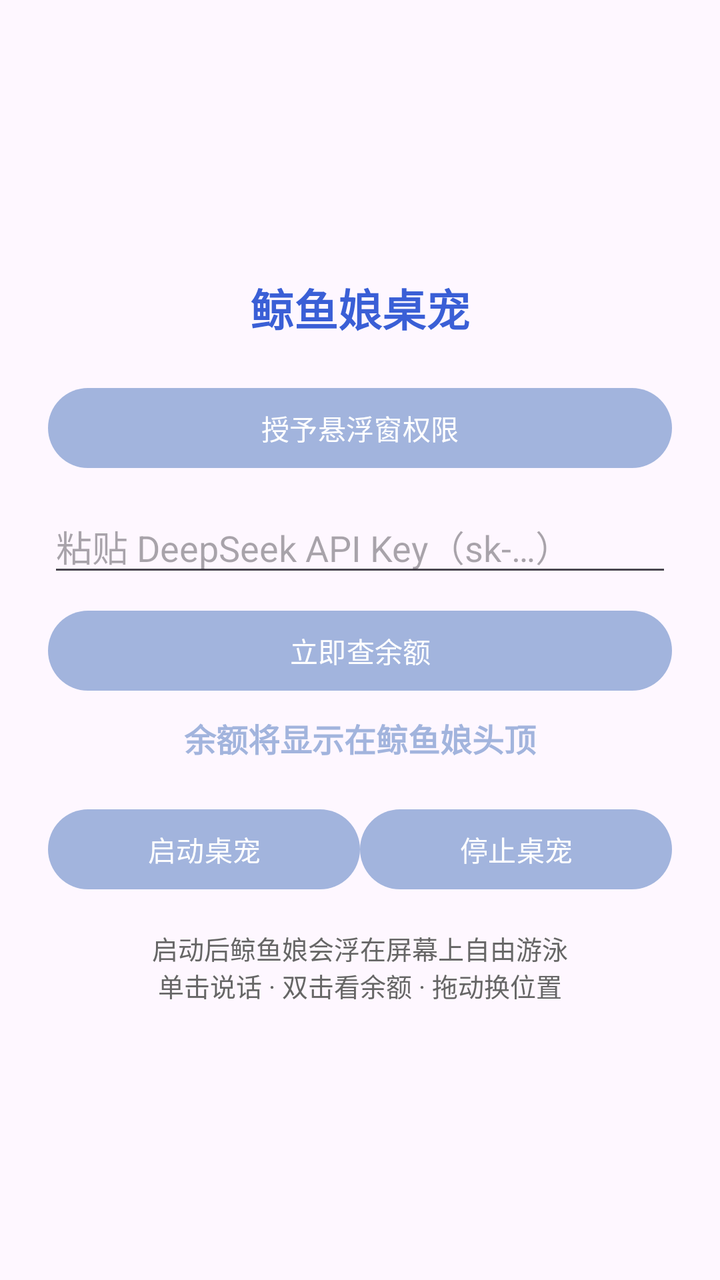
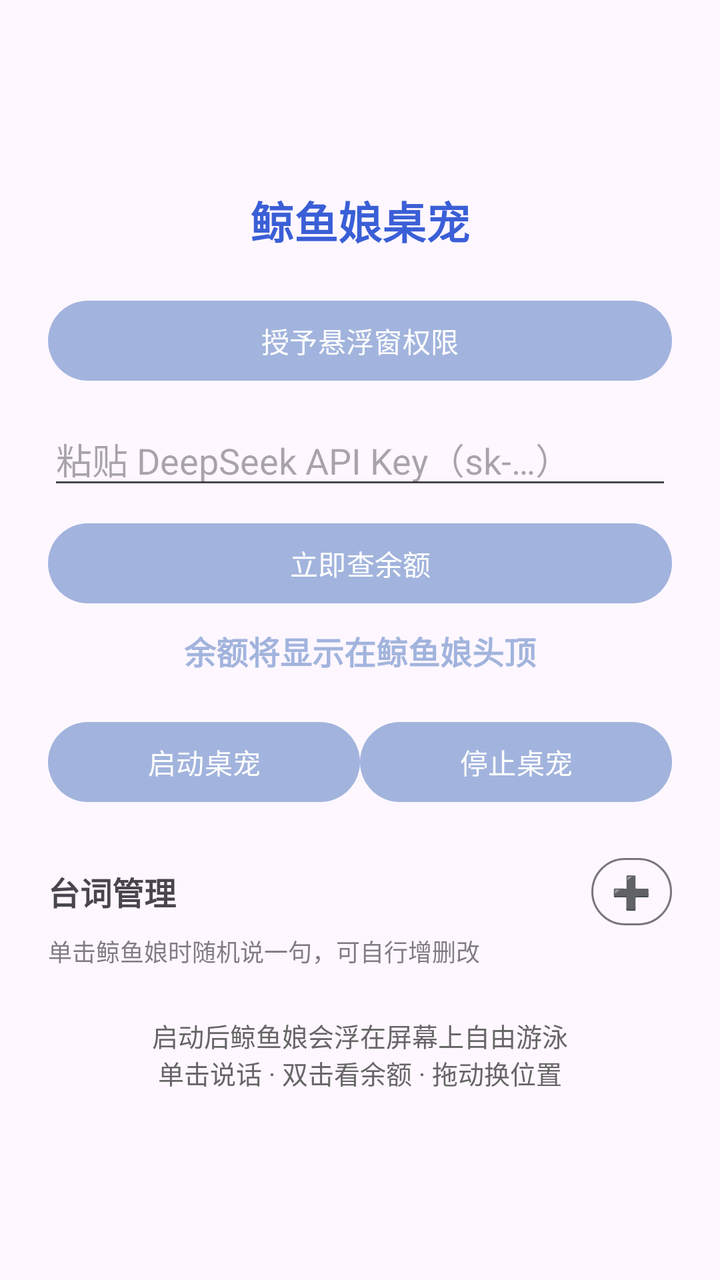

Compare the two renders of this Android layout. The source of the first and the diff that turns it into the second are given below.
<!-- AndroidManifest.xml: application theme Theme.WhalePet -->
<!-- res/layout/activity_main.xml -->
<?xml version="1.0" encoding="utf-8"?>
<ScrollView xmlns:android="http://schemas.android.com/apk/res/android"
    android:layout_width="match_parent"
    android:layout_height="match_parent"
    android:fillViewport="true">

    <LinearLayout
        android:layout_width="match_parent"
        android:layout_height="match_parent"
        android:orientation="vertical"
        android:gravity="center_vertical|center_horizontal"
        android:padding="24dp">

        <TextView
            android:layout_width="wrap_content"
            android:layout_height="wrap_content"
            android:layout_gravity="center_horizontal"
            android:text="@string/main_title"
            android:textSize="22sp"
            android:textStyle="bold"
            android:textColor="@color/ic_launcher_background"
            android:layout_marginBottom="20dp" />

        
        <Button
            android:id="@+id/btn_overlay"
            android:layout_width="match_parent"
            android:layout_height="wrap_content"
            android:text="@string/grant_overlay" />

        
        <EditText
            android:id="@+id/et_api_key"
            android:layout_width="match_parent"
            android:layout_height="wrap_content"
            android:hint="@string/api_key_hint"
            android:inputType="textPassword"
            android:importantForAutofill="no"
            android:layout_marginTop="12dp" />

        
        <Button
            android:id="@+id/btn_check_balance"
            android:layout_width="match_parent"
            android:layout_height="wrap_content"
            android:text="@string/check_balance_now"
            android:layout_marginTop="8dp" />

        <TextView
            android:id="@+id/tv_balance"
            android:layout_width="match_parent"
            android:layout_height="wrap_content"
            android:gravity="center"
            android:text="@string/balance_hint"
            android:textColor="#A2B4DD"
            android:textSize="16sp"
            android:textStyle="bold"
            android:layout_marginTop="8dp" />

        
        <LinearLayout
            android:layout_width="match_parent"
            android:layout_height="wrap_content"
            android:orientation="horizontal"
            android:layout_marginTop="20dp">

            <Button
                android:id="@+id/btn_start"
                android:layout_width="0dp"
                android:layout_height="wrap_content"
                android:layout_weight="1"
                android:text="@string/start_service" />

            <Button
                android:id="@+id/btn_stop"
                android:layout_width="0dp"
                android:layout_height="wrap_content"
                android:layout_weight="1"
                android:text="@string/stop_service" />
        </LinearLayout>

        <TextView
            android:layout_width="match_parent"
            android:layout_height="wrap_content"
            android:layout_marginTop="16dp"
            android:gravity="center"
            android:text="启动后鲸鱼娘会浮在屏幕上自由游泳\n单击说话 · 双击看余额 · 拖动换位置"
            android:textSize="13sp"
            android:textColor="#666666" />
    </LinearLayout>
</ScrollView>
<!-- resources referenced by this layout -->
<resources>
  <color name="ic_launcher_background">#3A5FD6</color>
  <string name="api_key_hint">粘贴 DeepSeek API Key（sk-…）</string>
  <string name="balance_hint">余额将显示在鲸鱼娘头顶</string>
  <string name="check_balance_now">立即查余额</string>
  <string name="grant_overlay">授予悬浮窗权限</string>
  <string name="main_title">鲸鱼娘桌宠</string>
  <string name="start_service">启动桌宠</string>
  <string name="stop_service">停止桌宠</string>
  <style name="Theme.WhalePet" parent="Theme.Material3.DayNight.NoActionBar">
          
          <item name="colorPrimary">#A2B4DD</item>
          <item name="colorOnPrimary">#FFFFFF</item>
          <item name="colorPrimaryContainer">#D6DEF2</item>
          <item name="colorOnPrimaryContainer">#22315E</item>
          <item name="android:statusBarColor">@android:color/transparent</item>
      </style>
</resources>

<!-- the commit's change to res/layout/activity_main.xml (unified diff, before → after) -->
@@ -79,6 +79,53 @@
                 android:text="@string/stop_service" />
         </LinearLayout>
 
+        
+        <LinearLayout
+            android:layout_width="match_parent"
+            android:layout_height="wrap_content"
+            android:layout_marginTop="24dp"
+            android:gravity="center_vertical"
+            android:orientation="horizontal">
+
+            <TextView
+                android:layout_width="0dp"
+                android:layout_height="wrap_content"
+                android:layout_weight="1"
+                android:text="@string/lines_title"
+                android:textSize="16sp"
+                android:textStyle="bold" />
+
+            <Button
+                android:id="@+id/btn_add_line"
+                style="?attr/materialButtonOutlinedStyle"
+                android:layout_width="wrap_content"
+                android:layout_height="wrap_content"
+                android:contentDescription="@string/add_line_hint"
+                android:insetTop="0dp"
+                android:insetBottom="0dp"
+                android:minWidth="0dp"
+                android:minHeight="0dp"
+                android:paddingLeft="10dp"
+                android:paddingRight="10dp"
+                android:text="➕"
+                android:textSize="16sp" />
+        </LinearLayout>
+
+        <TextView
+            android:layout_width="match_parent"
+            android:layout_height="wrap_content"
+            android:layout_marginTop="4dp"
+            android:alpha="0.7"
+            android:text="@string/lines_hint"
+            android:textSize="12sp" />
+
+        <LinearLayout
+            android:id="@+id/ll_lines"
+            android:layout_width="match_parent"
+            android:layout_height="wrap_content"
+            android:layout_marginTop="8dp"
+            android:orientation="vertical" />
+
         <TextView
             android:layout_width="match_parent"
             android:layout_height="wrap_content"
<!-- resource entries referenced after the edit -->
@@ -1,10 +1,13 @@
 <!-- resources referenced by this layout -->
 <resources>
   <color name="ic_launcher_background">#3A5FD6</color>
+  <string name="add_line_hint">添加台词</string>
   <string name="api_key_hint">粘贴 DeepSeek API Key（sk-…）</string>
   <string name="balance_hint">余额将显示在鲸鱼娘头顶</string>
   <string name="check_balance_now">立即查余额</string>
   <string name="grant_overlay">授予悬浮窗权限</string>
+  <string name="lines_hint">单击鲸鱼娘时随机说一句，可自行增删改</string>
+  <string name="lines_title">台词管理</string>
   <string name="main_title">鲸鱼娘桌宠</string>
   <string name="start_service">启动桌宠</string>
   <string name="stop_service">停止桌宠</string>
